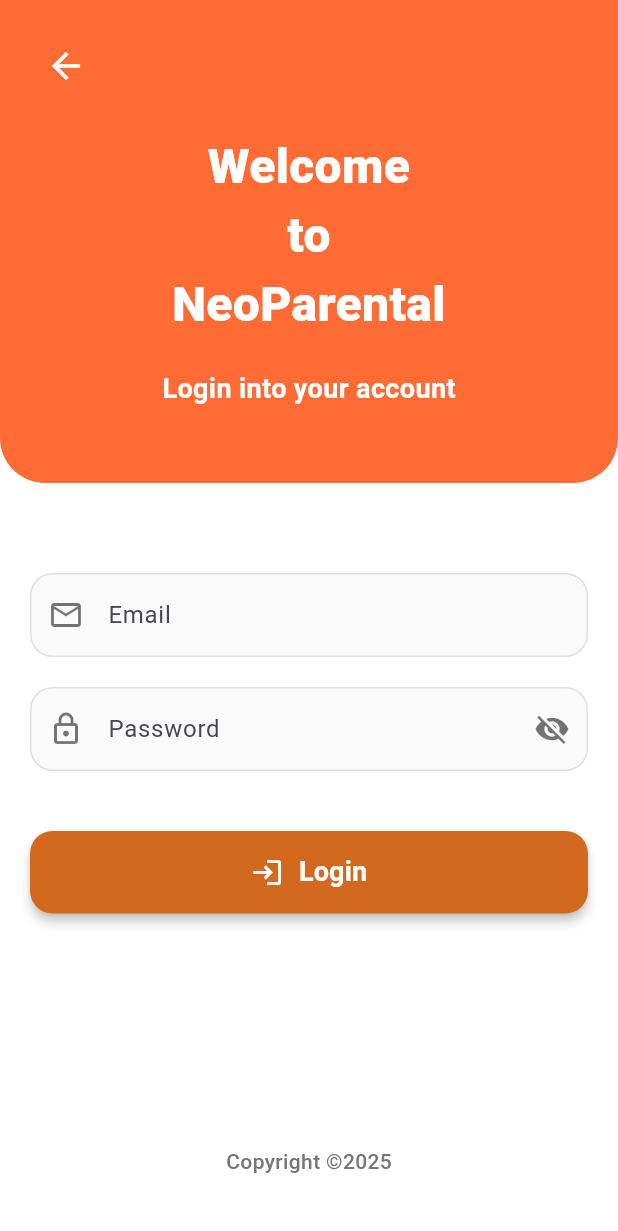
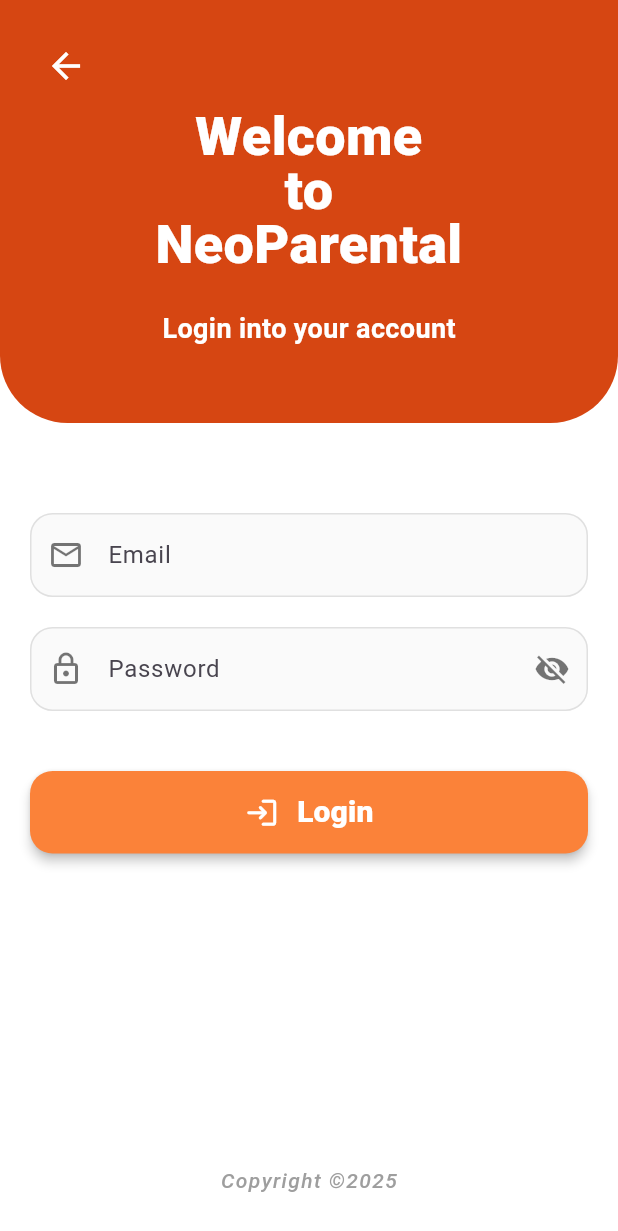
Before and after one commit to M-Pascal/NeoParental, a Flutter app: the LoginPage screen opened directly, on a phone screen of 412 x 824 dp. Shown: the top 1231 px of the screen. Run offline on Flutter 3.47's test engine with Material 3 defaults, Android fonts, the phone set to English and light mode, and no system bars; our stand-ins replace lottie.

Commit message:
login screen

```diff
--- a/parents/lib/Screens/login.dart
+++ b/parents/lib/Screens/login.dart
@@ -30,10 +30,10 @@ class _LoginPageState extends State<LoginPage> {
                 Container(
                   width: double.infinity,
                   decoration: const BoxDecoration(
-                    color: Color(0xFFFF6B35), // Orange color
+                    color: Color.fromARGB(255, 214, 70, 18),
                     borderRadius: BorderRadius.only(
-                      bottomLeft: Radius.circular(30.0),
-                      bottomRight: Radius.circular(30.0),
+                      bottomLeft: Radius.circular(45.0),
+                      bottomRight: Radius.circular(45.0),
                     ),
                   ),
                   child: SafeArea(
@@ -50,18 +50,19 @@ class _LoginPageState extends State<LoginPage> {
                               onPressed: () => Navigator.pop(context),
                             ),
                           ),
-                          const SizedBox(height: 20),
+                          const SizedBox(height: 5),
                           // Welcome text
                           const Text(
                             'Welcome\nto\nNeoParental',
                             style: TextStyle(
                               color: Colors.white,
-                              fontSize: 32,
+                              fontSize: 36,
                               fontWeight: FontWeight.w900,
+                              height: 1.0, // Reduced line spacing
                             ),
                             textAlign: TextAlign.center,
                           ),
-                          const SizedBox(height: 20),
+                          const SizedBox(height: 25),
                           const Text(
                             'Login into your account',
                             style: TextStyle(
@@ -85,7 +86,7 @@ class _LoginPageState extends State<LoginPage> {
                       children: [
                         const SizedBox(height: 40),
 
-                        // Login Form
+                        // Login Form for user
                         Form(
                           key: _formKey,
                           child: Column(
@@ -200,7 +201,7 @@ class _LoginPageState extends State<LoginPage> {
                                   },
                                   style: ElevatedButton.styleFrom(
                                     backgroundColor:
-                                        const Color(0xFFD2691E), // Dark orange
+                                        const Color(0xFFFB8239),
                                     foregroundColor: Colors.white,
                                     shape: RoundedRectangleBorder(
                                       borderRadius: BorderRadius.circular(15),
@@ -210,13 +211,13 @@ class _LoginPageState extends State<LoginPage> {
                                   child: const Row(
                                     mainAxisAlignment: MainAxisAlignment.center,
                                     children: [
-                                      Icon(Icons.login, size: 22),
-                                      SizedBox(width: 10),
+                                      Icon(Icons.login_rounded, size: 23),
+                                      SizedBox(width: 12),
                                       Text(
                                         'Login',
                                         style: TextStyle(
-                                          fontSize: 18,
-                                          fontWeight: FontWeight.w600,
+                                          fontSize: 20,
+                                          fontWeight: FontWeight.w800,
                                         ),
                                       ),
                                     ],
@@ -232,13 +233,15 @@ class _LoginPageState extends State<LoginPage> {
 
                         // Copyright at bottom
                         Padding(
-                          padding: const EdgeInsets.only(bottom: 20.0),
+                          padding: const EdgeInsets.only(bottom: 7.0),
                           child: Text(
                             'Copyright ©2025',
                             style: TextStyle(
                               fontSize: 14,
-                              color: Colors.grey[600],
+                              color: Colors.grey[500],
                               fontWeight: FontWeight.w500,
+                              letterSpacing: 0.9,
+                              fontStyle: FontStyle.italic
                             ),
                           ),
                         ),
```
